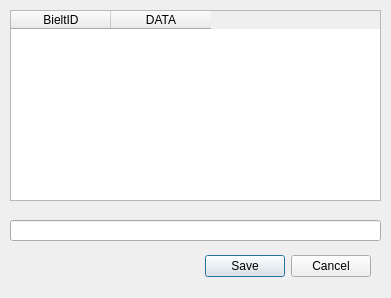
First picture: the form in src/savebilet.ui, repository popai/LotoTicket, before the edit.
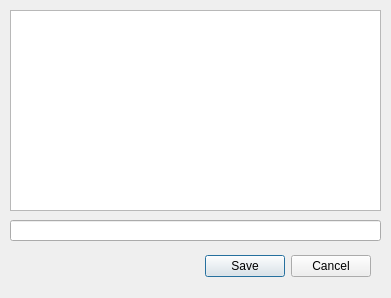
Second picture: the form after the edit.

```diff
--- a/src/savebilet.ui
+++ b/src/savebilet.ui
@@ -39,25 +39,15 @@
     </rect>
    </property>
   </widget>
-  <widget class="QTableWidget" name="tableWidget">
+  <widget class="QListWidget" name="saveList">
    <property name="geometry">
     <rect>
      <x>10</x>
      <y>10</y>
      <width>371</width>
-     <height>191</height>
+     <height>201</height>
     </rect>
    </property>
-   <column>
-    <property name="text">
-     <string>BieltID</string>
-    </property>
-   </column>
-   <column>
-    <property name="text">
-     <string>DATA</string>
-    </property>
-   </column>
   </widget>
  </widget>
  <resources/>
```
